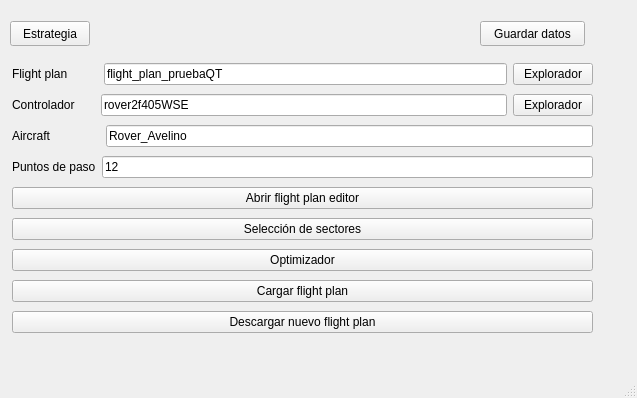
This is src/widgets/planificacionwindow.ui in UCM-237/PprzGCS as Qt 5 draws it before an edit. The edited form follows.
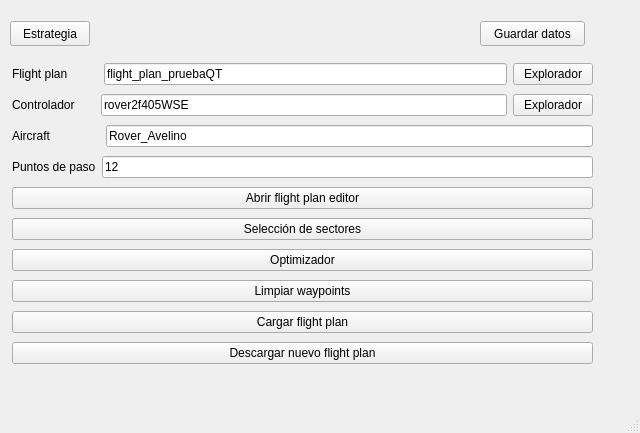
This is the edited form.

```diff
--- a/src/widgets/planificacionwindow.ui
+++ b/src/widgets/planificacionwindow.ui
@@ -6,8 +6,8 @@
    <rect>
     <x>0</x>
     <y>0</y>
-    <width>637</width>
-    <height>398</height>
+    <width>640</width>
+    <height>433</height>
    </rect>
   </property>
   <property name="windowTitle">
@@ -46,7 +46,7 @@
       <x>12</x>
       <y>60</y>
       <width>581</width>
-      <height>283</height>
+      <height>314</height>
      </rect>
     </property>
     <layout class="QVBoxLayout" name="verticalLayout">
@@ -157,6 +157,13 @@
        </property>
       </widget>
      </item>
+     <item>
+      <widget class="QPushButton" name="button_clear">
+       <property name="text">
+        <string>Limpiar waypoints</string>
+       </property>
+      </widget>
+     </item>
      <item>
       <widget class="QPushButton" name="button_move_wp">
        <property name="text">
```
Left out of the diff: 2 changed lines with no effect on the pictures.
